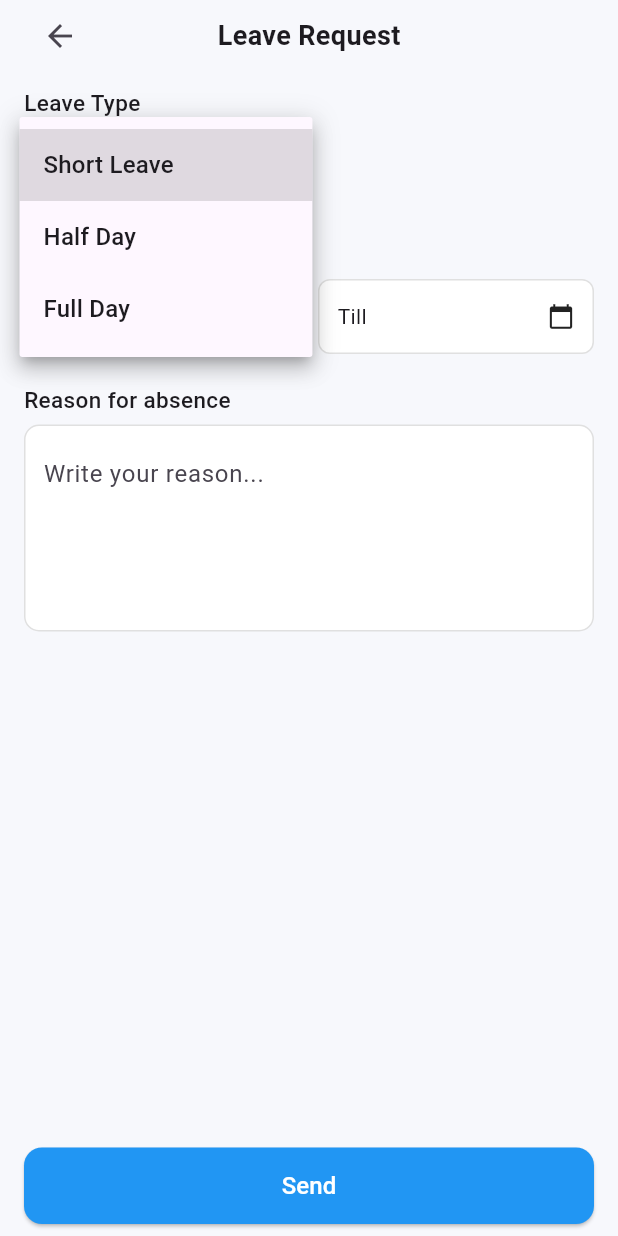
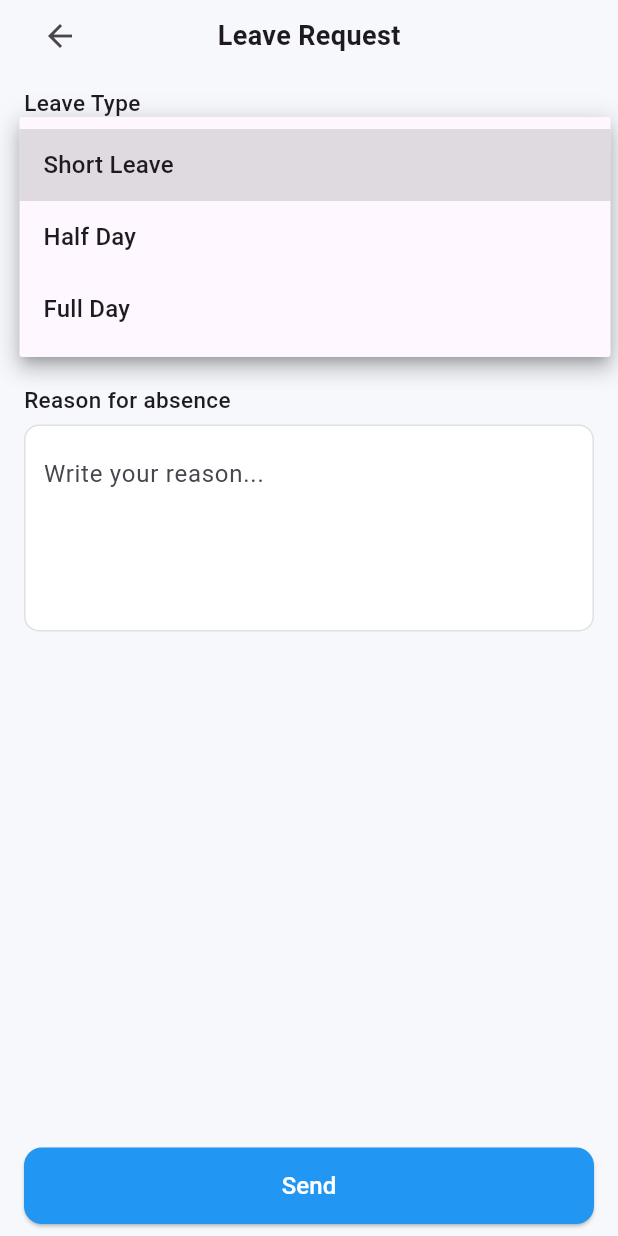
Before and after one commit to ajainoffbeat/offbeat-flutter-ems, a Flutter app: the LeaveRequestScreen screen opened by its route, after a tap on "Select Leave Type", on a phone screen of 412 x 824 dp. Run offline on Flutter 3.47's test engine with Material 3 defaults, Android fonts, the phone set to English and light mode, and no system bars; our stand-ins replace flutter_svg.

Commit message:
fixed leave_request_screen and added logo at sign_in screen

```diff
--- a/lib/main.dart
+++ b/lib/main.dart
@@ -19,7 +19,7 @@ class MyApp extends StatelessWidget {
   Widget build(BuildContext context) {
     return MaterialApp(
       debugShowCheckedModeBanner: false,
-      initialRoute: '/nav',
+      initialRoute: '/splash',
       routes: {
         '/nav': (_) => const BottomNav(),
         '/splash': (context) => const SplashScreen(),
--- a/lib/screens/leaves/leave_request_screen.dart
+++ b/lib/screens/leaves/leave_request_screen.dart
@@ -16,6 +16,20 @@ class _LeaveRequestScreenState extends State<LeaveRequestScreen> {
 
   final TextEditingController reasonController = TextEditingController();
 
+  // -------- SHORT LEAVE SLOTS (2 HOUR FIXED) --------
+  final List<String> shortLeaveSlots = [
+    "09:00 - 11:00",
+    "11:00 - 13:00",
+    "13:00 - 15:00",
+    "15:00 - 17:00",
+    "17:00 - 19:00",
+    "18:00 - 20:00",
+  ];
+  String? selectedShortSlot;
+
+  // -------- HALF DAY SELECTION --------
+  String? selectedHalf;
+
   Future<void> pickFromDate() async {
     DateTime now = DateTime.now();
     final picked = await showDatePicker(
@@ -29,7 +43,7 @@ class _LeaveRequestScreenState extends State<LeaveRequestScreen> {
       setState(() {
         fromDate = picked;
         if (toDate != null && toDate!.isBefore(fromDate!)) {
-          toDate = null; // reset if previous "to" date becomes invalid
+          toDate = null;
         }
       });
     }
@@ -40,7 +54,7 @@ class _LeaveRequestScreenState extends State<LeaveRequestScreen> {
 
     final picked = await showDatePicker(
       context: context,
-      firstDate: fromDate!, // cannot select earlier date
+      firstDate: fromDate!,
       lastDate: DateTime(DateTime.now().year + 2),
       initialDate: toDate ?? fromDate!,
     );
@@ -56,15 +70,13 @@ class _LeaveRequestScreenState extends State<LeaveRequestScreen> {
   Widget build(BuildContext context) {
     return Scaffold(
       backgroundColor: const Color(0xfff7f8fc),
-
       body: SafeArea(
         child: Padding(
           padding: const EdgeInsets.symmetric(horizontal: 16),
           child: Column(
             crossAxisAlignment: CrossAxisAlignment.start,
             children: [
-
-              /// ---------------------- HEADER ----------------------
+              // ---------------------- HEADER ----------------------
               Row(
                 children: [
                   IconButton(
@@ -82,17 +94,22 @@ class _LeaveRequestScreenState extends State<LeaveRequestScreen> {
                       ),
                     ),
                   ),
-                  const SizedBox(width: 48) // balance spacing with back button
+                  const SizedBox(width: 48),
                 ],
               ),
 
               const SizedBox(height: 10),
 
-              /// ---------------------- LEAVE TYPE ----------------------
-              const Text("Leave Type", style: TextStyle(fontSize: 15, fontWeight: FontWeight.w500)),
+              // ---------------------- LEAVE TYPE ----------------------
+              const Text(
+                "Leave Type",
+                style: TextStyle(fontSize: 15, fontWeight: FontWeight.w500),
+              ),
               const SizedBox(height: 6),
 
-              Container(
+              SizedBox(
+                width: double.infinity, // 👈 Makes it full width
+                child: Container(
                   padding: const EdgeInsets.symmetric(horizontal: 12),
                   decoration: BoxDecoration(
                     color: Colors.white,
@@ -101,24 +118,129 @@ class _LeaveRequestScreenState extends State<LeaveRequestScreen> {
                   ),
                   child: DropdownButtonHideUnderline(
                     child: DropdownButton<String>(
+                      isExpanded:
+                          true, // 👈 Important for dropdown text full width
                       value: selectedLeaveType,
                       hint: const Text("Select Leave Type"),
                       icon: const Icon(Icons.keyboard_arrow_down),
                       items: leaveTypes.map((t) {
-                      return DropdownMenuItem(
-                        value: t,
-                        child: Text(t),
-                      );
+                        return DropdownMenuItem(value: t, child: Text(t));
                       }).toList(),
-                    onChanged: (val) => setState(() => selectedLeaveType = val),
+                      onChanged: (val) {
+                        setState(() {
+                          selectedLeaveType = val;
+                          selectedShortSlot = null;
+                          selectedHalf = null;
+                        });
+                      },
+                    ),
                   ),
                 ),
               ),
 
               const SizedBox(height: 20),
 
-              /// ---------------------- DATE PICKERS ----------------------
-              const Text("Date", style: TextStyle(fontSize: 15, fontWeight: FontWeight.w500)),
+              // ---------------------- SHORT LEAVE SLOTS ----------------------
+              if (selectedLeaveType == "Short Leave") ...[
+                const Text(
+                  "Select Short Leave Slot",
+                  style: TextStyle(fontSize: 15, fontWeight: FontWeight.w500),
+                ),
+                const SizedBox(height: 10),
+
+                LayoutBuilder(
+                  builder: (context, constraints) {
+                    double itemWidth = (constraints.maxWidth - 10) / 2;
+                    // 10 = spacing between the two items
+
+                    return Wrap(
+                      spacing: 10,
+                      runSpacing: 10,
+                      children: shortLeaveSlots.map((slot) {
+                        final bool isSelected = selectedShortSlot == slot;
+
+                        return GestureDetector(
+                          onTap: () => setState(() => selectedShortSlot = slot),
+                          child: Container(
+                            width: itemWidth, // 👈 EXACT HALF-WIDTH
+                            padding: const EdgeInsets.symmetric(
+                              vertical: 12,
+                              horizontal: 14,
+                            ),
+                            decoration: BoxDecoration(
+                              color: isSelected ? Colors.blue : Colors.white,
+                              borderRadius: BorderRadius.circular(12),
+                              border: Border.all(
+                                color: isSelected
+                                    ? Colors.blue
+                                    : Colors.grey.shade300,
+                              ),
+                              boxShadow: [
+                                BoxShadow(
+                                  color: Colors.grey.shade200,
+                                  blurRadius: 4,
+                                  offset: const Offset(0, 2),
+                                ),
+                              ],
+                            ),
+                            child: Text(
+                              slot,
+                              style: TextStyle(
+                                color: isSelected ? Colors.white : Colors.black,
+                                fontSize: 14,
+                                fontWeight: FontWeight.w500,
+                              ),
+                            ),
+                          ),
+                        );
+                      }).toList(),
+                    );
+                  },
+                ),
+
+                const SizedBox(height: 20),
+              ],
+
+              // ---------------------- HALF DAY OPTIONS ----------------------
+              if (selectedLeaveType == "Half Day") ...[
+  const Text(
+    "Choose Half",
+    style: TextStyle(fontSize: 15, fontWeight: FontWeight.w500),
+  ),
+  const SizedBox(height: 8),
+
+  Column(
+    children: [
+      RadioListTile<String>(
+        contentPadding: EdgeInsets.zero,        // REMOVE LEFT INDENT
+        visualDensity: VisualDensity.compact,   // TIGHTER LOOK
+        title: const Text("First Half (9 AM - 1 PM)"),
+        value: "First Half",
+        groupValue: selectedHalf,
+        onChanged: (value) {
+          setState(() => selectedHalf = value);
+        },
+      ),
+      RadioListTile<String>(
+        contentPadding: EdgeInsets.zero,
+        visualDensity: VisualDensity.compact,
+        title: const Text("Second Half (1 PM - 5 PM)"),
+        value: "Second Half",
+        groupValue: selectedHalf,
+        onChanged: (value) {
+          setState(() => selectedHalf = value);
+        },
+      ),
+    ],
+  ),
+],
+
+
+              // ---------------------- DATE PICKERS (shown in all leave types) ----------------------
+              const Text(
+                "Date",
+                style: TextStyle(fontSize: 15, fontWeight: FontWeight.w500),
+              ),
               const SizedBox(height: 10),
 
               Row(
@@ -127,7 +249,10 @@ class _LeaveRequestScreenState extends State<LeaveRequestScreen> {
                     child: GestureDetector(
                       onTap: pickFromDate,
                       child: Container(
-                        padding: const EdgeInsets.symmetric(vertical: 14, horizontal: 12),
+                        padding: const EdgeInsets.symmetric(
+                          vertical: 14,
+                          horizontal: 12,
+                        ),
                         decoration: BoxDecoration(
                           color: Colors.white,
                           borderRadius: BorderRadius.circular(8),
@@ -136,9 +261,11 @@ class _LeaveRequestScreenState extends State<LeaveRequestScreen> {
                         child: Row(
                           mainAxisAlignment: MainAxisAlignment.spaceBetween,
                           children: [
-                            Text(fromDate == null
+                            Text(
+                              fromDate == null
                                   ? "From"
-                                : "${fromDate!.day}/${fromDate!.month}/${fromDate!.year}"),
+                                  : "${fromDate!.day}/${fromDate!.month}/${fromDate!.year}",
+                            ),
                             const Icon(Icons.calendar_today, size: 18),
                           ],
                         ),
@@ -152,7 +279,10 @@ class _LeaveRequestScreenState extends State<LeaveRequestScreen> {
                     child: GestureDetector(
                       onTap: pickToDate,
                       child: Container(
-                        padding: const EdgeInsets.symmetric(vertical: 14, horizontal: 12),
+                        padding: const EdgeInsets.symmetric(
+                          vertical: 14,
+                          horizontal: 12,
+                        ),
                         decoration: BoxDecoration(
                           color: Colors.white,
                           borderRadius: BorderRadius.circular(8),
@@ -161,9 +291,11 @@ class _LeaveRequestScreenState extends State<LeaveRequestScreen> {
                         child: Row(
                           mainAxisAlignment: MainAxisAlignment.spaceBetween,
                           children: [
-                            Text(toDate == null
+                            Text(
+                              toDate == null
                                   ? "Till"
-                                : "${toDate!.day}/${toDate!.month}/${toDate!.year}"),
+                                  : "${toDate!.day}/${toDate!.month}/${toDate!.year}",
+                            ),
                             const Icon(Icons.calendar_today, size: 18),
                           ],
                         ),
@@ -175,9 +307,11 @@ class _LeaveRequestScreenState extends State<LeaveRequestScreen> {
 
               const SizedBox(height: 20),
 
-              /// ---------------------- REASON ----------------------
-              const Text("Reason for absence",
-                  style: TextStyle(fontSize: 15, fontWeight: FontWeight.w500)),
+              // ---------------------- REASON ----------------------
+              const Text(
+                "Reason for absence",
+                style: TextStyle(fontSize: 15, fontWeight: FontWeight.w500),
+              ),
               const SizedBox(height: 6),
 
               Container(
@@ -199,7 +333,7 @@ class _LeaveRequestScreenState extends State<LeaveRequestScreen> {
 
               const Spacer(),
 
-              /// ---------------------- SUBMIT BUTTON ----------------------
+              // ---------------------- SUBMIT BUTTON ----------------------
               SizedBox(
                 width: double.infinity,
                 child: ElevatedButton(
@@ -207,9 +341,14 @@ class _LeaveRequestScreenState extends State<LeaveRequestScreen> {
                   style: ElevatedButton.styleFrom(
                     padding: const EdgeInsets.symmetric(vertical: 14),
                     backgroundColor: Colors.blue,
-                    shape: RoundedRectangleBorder(borderRadius: BorderRadius.circular(12)),
+                    shape: RoundedRectangleBorder(
+                      borderRadius: BorderRadius.circular(12),
                     ),
-                  child: const Text("Send", style: TextStyle(fontSize: 16, color: Colors.white)),
+                  ),
+                  child: const Text(
+                    "Send",
+                    style: TextStyle(fontSize: 16, color: Colors.white),
+                  ),
                 ),
               ),
 
```
Also changed, not shown: lib/screens/leaves/leaves_screen.dart (+6 -6 lines), lib/screens/signin_screen.dart (+26 -15 lines), lib/widgets/task_card.dart (+4 -4 lines). Lines whose indentation alone changed are shown as unchanged.
